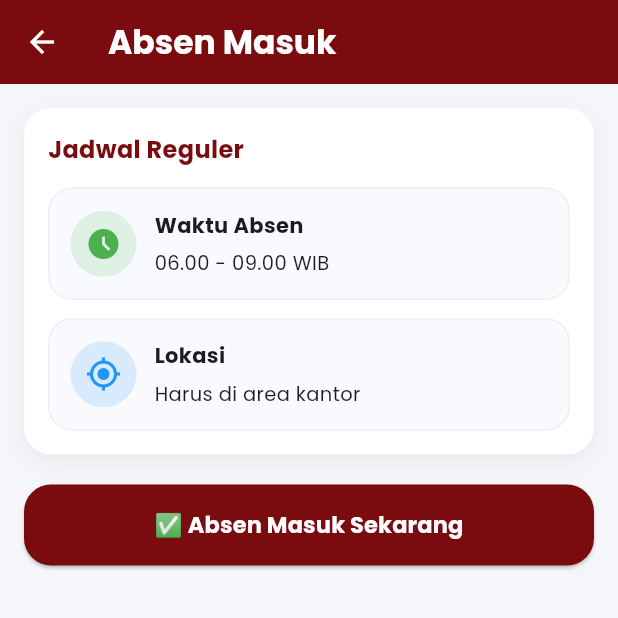
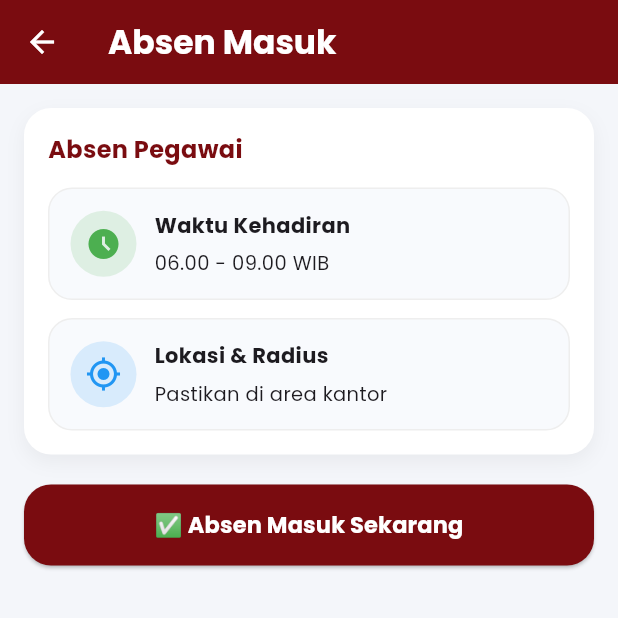
Before and after one commit to bondanchuk/absenkpukepri, a Flutter app: the HomePage screen opened directly with empty values, after a tap on the "logout" icon, after a tap on "Absen Masuk", on a phone screen of 412 x 824 dp, the top half of it. Run offline on Flutter 3.47's test engine with Material 3 defaults, Android fonts, the phone set to English and light mode, and no system bars; our stand-ins replace cloud_firestore, firebase_auth, firebase_core, flutter_image_compress, geolocator, google_fonts and 2 more; accounts and stored records are empty.

Commit message:
Update V.4.0

```diff
--- a/lib/checkin_page.dart
+++ b/lib/checkin_page.dart
@@ -21,6 +21,9 @@ class _CheckInPageState extends State<CheckInPage> {
   bool _isLoadingData = true;
   bool _isSecurity = false;
 
+  // ✅ Variabel penampung status WFH Dinamis
+  bool isWfhToday = false;
+
   String? selectedShift;
   String debugInfo = "";
   File? selfiePreview;
@@ -33,7 +36,42 @@ class _CheckInPageState extends State<CheckInPage> {
   @override
   void initState() {
     super.initState();
-    _fetchUserData();
+    _initializeApp();
+  }
+
+  // ✅ Menjalankan pengecekan secara berurutan
+  Future<void> _initializeApp() async {
+    await _checkWfhStatus(); // Cek status WFH dinamis terlebih dahulu
+    await _fetchUserData(); // Lalu cek jabatan user
+  }
+
+  // ✅ FUNGSI BACA PENGATURAN WFH DARI FIRESTORE
+  Future<void> _checkWfhStatus() async {
+    try {
+      final doc = await FirebaseFirestore.instance
+          .collection("settings")
+          .doc("wfh_config")
+          .get();
+      if (doc.exists) {
+        final data = doc.data()!;
+        List<dynamic> wfhDays = data['wfh_days'] ?? [];
+        List<dynamic> wfhDates = data['wfh_dates'] ?? [];
+
+        final now = DateTime.now();
+        final todayString = DateFormat("yyyy-MM-dd").format(now);
+
+        // Cek apakah hari (1-7) atau tanggal (yyyy-mm-dd) cocok dengan aturan di DB
+        if (wfhDays.contains(now.weekday) || wfhDates.contains(todayString)) {
+          if (mounted) {
+            setState(() {
+              isWfhToday = true;
+            });
+          }
+        }
+      }
+    } catch (e) {
+      debugPrint("Gagal cek WFH status: $e");
+    }
   }
 
   Future<void> _fetchUserData() async {
@@ -53,9 +91,11 @@ class _CheckInPageState extends State<CheckInPage> {
     } catch (e) {
       debugPrint("Gagal mengambil data jabatan: $e");
     } finally {
-      setState(() {
-        _isLoadingData = false;
-      });
+      if (mounted) {
+        setState(() {
+          _isLoadingData = false;
+        });
+      }
     }
   }
 
@@ -83,15 +123,12 @@ class _CheckInPageState extends State<CheckInPage> {
     setState(() => _loading = true);
 
     try {
-      bool isFriday = DateTime.now().weekday == DateTime.friday;
-      bool isWfh = isFriday; // WFH jika hari Jumat
-
       double lat = 0.0;
       double lng = 0.0;
       double dist = 0.0;
 
-      // Pengecekan GPS dilewati otomatis pada hari Jumat
-      if (!isWfh) {
+      // ✅ Pengecekan GPS dilewati otomatis jika isWfhToday bernilai true
+      if (!isWfhToday) {
         final pos = await LocationService.getCurrentPosition();
         dist = LocationService.distanceInMeters(
           pos.latitude,
@@ -149,7 +186,7 @@ class _CheckInPageState extends State<CheckInPage> {
         "checkInLat": lat,
         "checkInLng": lng,
         "distanceIn": dist,
-        "workMode": isWfh ? "WFH" : "WFO",
+        "workMode": isWfhToday ? "WFH" : "WFO",
         "checkInSelfieUrl": selfieUrl,
         "shift": _isSecurity ? selectedShift : "Non-Shift",
         "createdAt": FieldValue.serverTimestamp(),
@@ -163,7 +200,7 @@ class _CheckInPageState extends State<CheckInPage> {
     } catch (e) {
       ScaffoldMessenger.of(context).showSnackBar(SnackBar(content: Text("$e")));
     } finally {
-      setState(() => _loading = false);
+      if (mounted) setState(() => _loading = false);
     }
   }
 
@@ -214,8 +251,6 @@ class _CheckInPageState extends State<CheckInPage> {
       );
     }
 
-    bool isFriday = DateTime.now().weekday == DateTime.friday;
-    bool isWfh = isFriday;
     bool cannotAbsen = isSecurityAndOutsideShift();
 
     return Scaffold(
@@ -250,7 +285,7 @@ class _CheckInPageState extends State<CheckInPage> {
                 crossAxisAlignment: CrossAxisAlignment.start,
                 children: [
                   Text(
-                    _isSecurity ? "Jadwal Shift" : "Jadwal Reguler",
+                    _isSecurity ? "Absen Shift" : "Absen Pegawai",
                     style: const TextStyle(
                       fontSize: 16,
                       fontWeight: FontWeight.bold,
@@ -309,7 +344,7 @@ class _CheckInPageState extends State<CheckInPage> {
                     ),
                   ] else ...[
                     infoBox(
-                      "Waktu Absen",
+                      "Waktu Kehadiran",
                       "06.00 - 09.00 WIB",
                       Icons.access_time_filled,
                       Colors.green,
@@ -317,12 +352,14 @@ class _CheckInPageState extends State<CheckInPage> {
                   ],
 
                   const SizedBox(height: 12),
-                  // ✅ Teks Info GPS dipertegas untuk hari Jumat
+                  // ✅ Teks UI Otomatis Menyesuaikan Mode WFH
                   infoBox(
-                    isWfh ? "Mode WFH Aktif" : "Lokasi",
-                    isWfh ? "Tanpa akses GPS / Lokasi" : "Harus di area kantor",
-                    isWfh ? Icons.location_off : Icons.my_location,
-                    isWfh ? Colors.green : Colors.blue,
+                    isWfhToday ? "Mode WFH Aktif" : "Lokasi & Radius",
+                    isWfhToday
+                        ? "Tanpa akses GPS / Lokasi"
+                        : "Pastikan di area kantor",
+                    isWfhToday ? Icons.location_off : Icons.my_location,
+                    isWfhToday ? Colors.green : Colors.blue,
                   ),
 
                   if (selfiePreview != null) ...[
--- a/lib/home_page.dart
+++ b/lib/home_page.dart
@@ -26,6 +26,9 @@ class _HomePageState extends State<HomePage> {
   Timer? _timer;
   String _currentTime = "";
 
+  // ✅ Variabel penampung status WFH Dinamis
+  bool isWfhToday = false;
+
   @override
   void initState() {
     super.initState();
@@ -34,6 +37,38 @@ class _HomePageState extends State<HomePage> {
       const Duration(seconds: 1),
       (Timer t) => _updateTime(),
     );
+
+    // Panggil fungsi cek WFH saat halaman dimuat
+    _checkWfhStatus();
+  }
+
+  // ✅ FUNGSI BACA PENGATURAN WFH DARI FIRESTORE
+  Future<void> _checkWfhStatus() async {
+    try {
+      final doc = await FirebaseFirestore.instance
+          .collection("settings")
+          .doc("wfh_config")
+          .get();
+      if (doc.exists) {
+        final data = doc.data()!;
+        List<dynamic> wfhDays = data['wfh_days'] ?? [];
+        List<dynamic> wfhDates = data['wfh_dates'] ?? [];
+
+        final now = DateTime.now();
+        final todayString = DateFormat("yyyy-MM-dd").format(now);
+
+        // Cek apakah hari (1-7) atau tanggal (yyyy-mm-dd) cocok
+        if (wfhDays.contains(now.weekday) || wfhDates.contains(todayString)) {
+          if (mounted) {
+            setState(() {
+              isWfhToday = true;
+            });
+          }
+        }
+      }
+    } catch (e) {
+      debugPrint("Gagal cek WFH status: $e");
+    }
   }
 
   void _updateTime() {
@@ -145,12 +180,22 @@ class _HomePageState extends State<HomePage> {
           String pulangJam = "-";
           String reportStatus = "-";
 
+          // Gunakan status WFH dari _checkWfhStatus, namun periksa juga history database
+          bool isWfhMode = isWfhToday;
+
           if (snapshot.hasData && snapshot.data!.exists) {
             final data = snapshot.data!.data() as Map<String, dynamic>;
 
-            if (data['status'] != null && data['status'] != 'valid') {
+            if (data['status'] != null &&
+                data['status'] != 'Hadir' &&
+                data['status'] != 'valid') {
               isLeaveDay = true;
               leaveStatus = data['status'];
+            }
+
+            // Cek apakah database hari ini merekam mode kerja "WFH"
+            if (data['workMode'] == 'WFH') {
+              isWfhMode = true;
             }
 
             if (data["checkInTime"] != null) {
@@ -296,6 +341,7 @@ class _HomePageState extends State<HomePage> {
                   padding: const EdgeInsets.fromLTRB(16, 16, 16, 30),
                   child: Column(
                     children: [
+                      // ✅ TAMPILAN BANNER JIKA SEDANG IZIN/DINAS
                       if (isLeaveDay)
                         Container(
                           margin: const EdgeInsets.only(bottom: 16),
@@ -318,6 +364,37 @@ class _HomePageState extends State<HomePage> {
                                   "Anda tercatat sedang $leaveStatus hari ini. Fitur absensi normal dinonaktifkan sementara.",
                                   style: TextStyle(
                                     color: Colors.orange.shade800,
+                                    fontSize: 13,
+                                    fontWeight: FontWeight.w600,
+                                  ),
+                                ),
+                              ),
+                            ],
+                          ),
+                        )
+                      // ✅ BANNER BARU: TAMPIL JIKA HARI INI WFH (Dan sedang tidak Izin/Dinas)
+                      else if (isWfhMode)
+                        Container(
+                          margin: const EdgeInsets.only(bottom: 16),
+                          padding: const EdgeInsets.all(14),
+                          decoration: BoxDecoration(
+                            color: Colors.green.shade50,
+                            borderRadius: BorderRadius.circular(16),
+                            border: Border.all(color: Colors.green.shade200),
+                          ),
+                          child: Row(
+                            children: [
+                              const Icon(
+                                Icons.home_work,
+                                color: Colors.green,
+                                size: 28,
+                              ),
+                              const SizedBox(width: 12),
+                              Expanded(
+                                child: Text(
+                                  "Mode WFH Aktif Hari Ini. Verifikasi radius koordinat dari lokasi kantor dinonaktifkan.",
+                                  style: TextStyle(
+                                    color: Colors.green.shade800,
                                     fontSize: 13,
                                     fontWeight: FontWeight.w600,
                                   ),
@@ -473,15 +550,12 @@ class _HomePageState extends State<HomePage> {
                         ),
                       ),
                       const SizedBox(height: 16),
-                      // ✅ PENAMBAHAN FUNGSI ENABLED DI SINI
                       _menuWideButton(
                         icon: Icons.edit_document,
                         label: isLeaveDay
-                            ? "Permohonan (Sudah Diajukan)"
-                            : "Permohonan Izin / Dinas",
-                        enabled:
-                            !isLeaveDay &&
-                            !sudahMasuk, // Tombol mati jika sudah izin/absen masuk
+                            ? "Pengajuan (Sudah Diajukan)"
+                            : "Pengajuan Izin / Dinas",
+                        enabled: !isLeaveDay,
                         colorStart: const Color(0xFFE67E22),
                         colorEnd: const Color(0xFFD35400),
                         onTap: () {
@@ -500,7 +574,7 @@ class _HomePageState extends State<HomePage> {
                       _menuWideButton(
                         icon: Icons.history,
                         label: "Riwayat Absensi",
-                        enabled: true, // Riwayat selalu aktif
+                        enabled: true,
                         colorStart: const Color(0xFF7A0C10),
                         colorEnd: const Color(0xFFB31217),
                         onTap: () {
@@ -739,14 +813,13 @@ class PremiumMenuButtonWide extends StatelessWidget {
   }
 }
 
-// ✅ PENAMBAHAN PARAMETER ENABLED PADA WIDGET _menuWideButton
 Widget _menuWideButton({
   required IconData icon,
   required String label,
   required VoidCallback onTap,
   required Color colorStart,
   required Color colorEnd,
-  required bool enabled, // Properti tambahan untuk lock
+  bool enabled = true,
 }) {
   return InkWell(
     borderRadius: BorderRadius.circular(16),
@@ -755,7 +828,6 @@ Widget _menuWideButton({
       width: double.infinity,
       padding: const EdgeInsets.symmetric(horizontal: 16, vertical: 14),
       decoration: BoxDecoration(
-        // Jika mati, tombol berubah warna jadi abu-abu
         gradient: LinearGradient(
           colors: enabled
               ? [colorStart, colorEnd]
@@ -779,7 +851,6 @@ Widget _menuWideButton({
               ),
             ),
           ),
-          // Sembunyikan ikon panah jika tombol mati
           if (enabled) const Icon(Icons.chevron_right, color: Colors.white),
         ],
       ),
```
Also changed, not shown: lib/checkout_page.dart (+52 -18 lines), lib/pengajuan_page.dart (+16 -11 lines).
